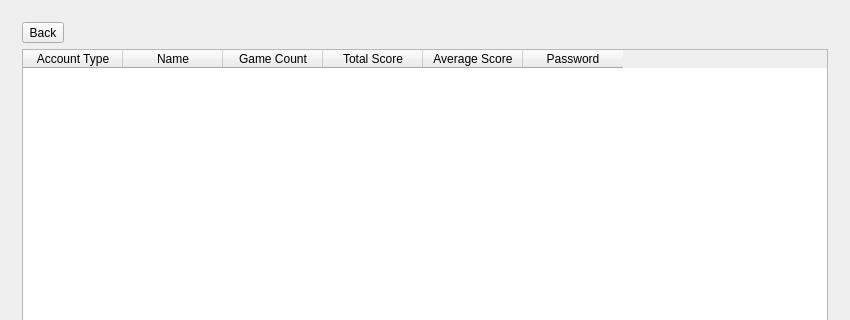
Before: the Qt Designer form mainwindow.ui in nphelpsiv/Education-App, drawn with Qt 5; both pictures show x 0 to 850 and y 0 to 320 of the 850 by 680 pixel window.
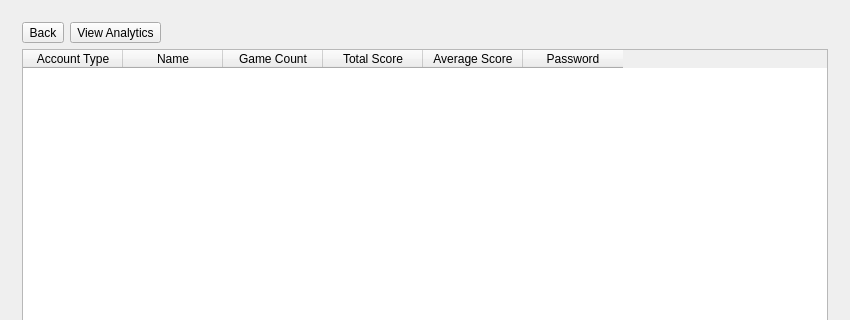
After: the same form once the commit is applied. The open tabs and pages were chosen to show the change. Icons and pictures are not drawn.

Commit message: Moves open analytics button to teacher page

```diff
--- a/mainwindow.ui
+++ b/mainwindow.ui
@@ -1842,7 +1842,7 @@
             </property>
            </widget>
           </item>
-          <item row="0" column="1">
+          <item row="0" column="2">
            <spacer name="horizontalSpacer_17">
             <property name="orientation">
              <enum>Qt::Horizontal</enum>
@@ -1855,6 +1855,13 @@
             </property>
            </spacer>
           </item>
+          <item row="0" column="1">
+           <widget class="QToolButton" name="teacherAnalyticsButton">
+            <property name="text">
+             <string>View Analytics</string>
+            </property>
+           </widget>
+          </item>
          </layout>
         </item>
         <item>
```
Left out of the diff: 9 changed lines with no effect on the pictures. The commit also changes 3 other files.
